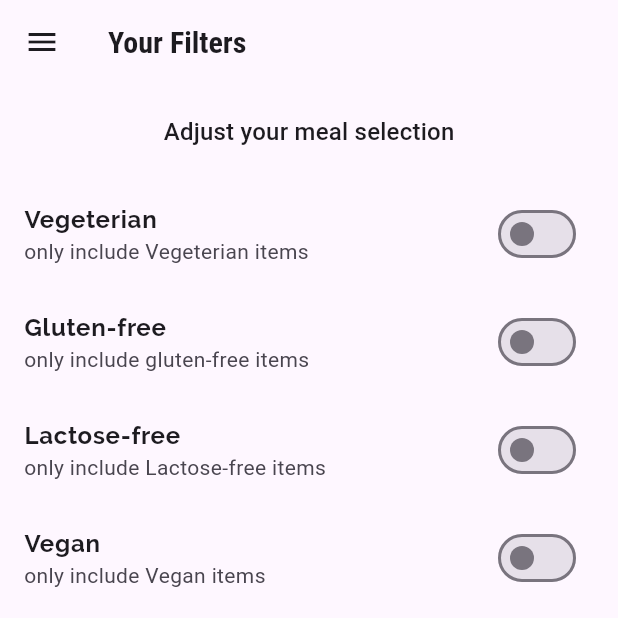
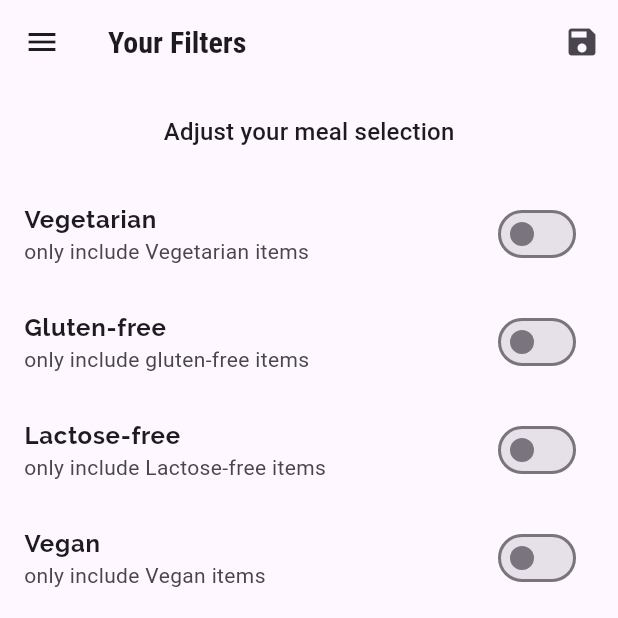
Before and after one commit to Mahesh-Chaulagain/Recipe-app, a Flutter app: the FiltersScreen screen opened by its route, on a phone screen of 412 x 824 dp, the top half of it. Run offline on Flutter 3.47's test engine with Material 3 defaults, Android fonts, the phone set to English and light mode, and no system bars.

Commit message:
add a filter option to the app

```diff
--- a/lib/main.dart
+++ b/lib/main.dart
@@ -1,16 +1,57 @@
 import 'package:flutter/material.dart';
-import 'package:recipe_app/screens/filters_screen.dart';
-import 'package:recipe_app/screens/meal_detail_screen.dart';
-import 'package:recipe_app/screens/tabs_screen.dart';
-import 'screens/categories_screen.dart';
-import 'screens/category_meals_screen.dart';
+import './dummy_data.dart';
+import '../screens/filters_screen.dart';
+import '../screens/meal_detail_screen.dart';
+import '../screens/tabs_screen.dart';
+import './screens/categories_screen.dart';
+import './screens/category_meals_screen.dart';
+import './models/meal.dart';
 
 void main() {
   runApp(const MyApp());
 }
 
-class MyApp extends StatelessWidget {
+class MyApp extends StatefulWidget {
   const MyApp({super.key});
+
+  @override
+  State<MyApp> createState() => _MyAppState();
+}
+
+class _MyAppState extends State<MyApp> {
+  Map<String, bool> _filters = {
+    'gluten': false,
+    'lactose': false,
+    'vegan': false,
+    'vegetarian': false,
+  };
+
+  List<Meal> _availableMeals = DUMMY_MEALS;
+
+  void _setFilters(Map<String, bool> filterData) {
+    setState(() {
+      _filters = filterData;
+      _availableMeals = DUMMY_MEALS.where((meal) {
+        if (_filters['gluten']! && !meal.isGlutenFree) {
+          return false;
+        }
+
+        if (_filters['lactose']! && !meal.isLactoseFree) {
+          return false;
+        }
+
+        if (_filters['vegan']! && !meal.isVegan) {
+          return false;
+        }
+
+        if (_filters['vegetarian']! && !meal.isVegetarian) {
+          return false;
+        }
+
+        return true;
+      }).toList();
+    });
+  }
 
   @override
   Widget build(BuildContext context) {
@@ -38,9 +79,10 @@ class MyApp extends StatelessWidget {
       initialRoute: '/',
       routes: {
         '/': (ctx) => const TabsScreen(),
-        CategoryMealsScreen.routeName: (ctx) => const CategoryMealsScreen(),
+        CategoryMealsScreen.routeName: (ctx) =>
+            CategoryMealsScreen(_availableMeals),
         MealDetailScreen.routeName: (ctx) => const MealDetailScreen(),
-        FiltersScreen.routeName: (ctx) => const FiltersScreen(),
+        FiltersScreen.routeName: (ctx) => FiltersScreen(_filters, _setFilters),
       },
       onUnknownRoute: (settings) {
         return MaterialPageRoute(builder: (ctx) => const CategoriesScreen());
--- a/lib/screens/category_meals_screen.dart
+++ b/lib/screens/category_meals_screen.dart
@@ -1,12 +1,12 @@
 import 'package:flutter/material.dart';
 import 'package:recipe_app/widgets/meal_item.dart';
-import '../dummy_data.dart';
 import '../models/meal.dart';
 
 class CategoryMealsScreen extends StatefulWidget {
   static const routeName = '/category-meals';
+  final List<Meal> availableMeals;
 
-  const CategoryMealsScreen({super.key});
+  const CategoryMealsScreen(this.availableMeals, {super.key});
 
   @override
   State<CategoryMealsScreen> createState() => _CategoryMealsScreenState();
@@ -25,7 +25,7 @@ class _CategoryMealsScreenState extends State<CategoryMealsScreen> {
           ModalRoute.of(context)?.settings.arguments as Map<String, String>;
       categoryTitle = routeArgs['title'] ?? 'Unknown';
       final categoryId = routeArgs['id'] ?? '0';
-      displayedMeals = DUMMY_MEALS.where((meal) {
+      displayedMeals = widget.availableMeals.where((meal) {
         return meal.categories.contains(categoryId);
       }).toList();
       _loadedInitData = true;
--- a/lib/screens/filters_screen.dart
+++ b/lib/screens/filters_screen.dart
@@ -3,7 +3,9 @@ import '../widgets/main_drawer.dart';
 
 class FiltersScreen extends StatefulWidget {
   static const routeName = '/filters';
-  const FiltersScreen({super.key});
+  final Map<String, bool> currentFilters;
+  final Function(Map<String, bool>) saveFilters;
+  const FiltersScreen(this.currentFilters, this.saveFilters, {super.key});
 
   @override
   State<FiltersScreen> createState() => _FiltersScreenState();
@@ -14,6 +16,15 @@ class _FiltersScreenState extends State<FiltersScreen> {
   var _vegetarian = false;
   var _vegan = false;
   var _lactoseFree = false;
+
+  @override
+  initState() {
+    super.initState();
+    _glutenFree = widget.currentFilters['gluten'] ?? false;
+    _lactoseFree = widget.currentFilters['lactose'] ?? false;
+    _vegetarian = widget.currentFilters['vegetarian'] ?? false;
+    _vegan = widget.currentFilters['vegan'] ?? false;
+  }
 
   Widget _buildSwitchListTile(String title, String description,
       bool currentValue, Function updateValue) {
@@ -33,6 +44,19 @@ class _FiltersScreenState extends State<FiltersScreen> {
     return Scaffold(
         appBar: AppBar(
           title: const Text('Your Filters'),
+          actions: <Widget>[
+            IconButton(
+                onPressed: () {
+                  final selectedFilters = {
+                    'gluten': _glutenFree,
+                    'lactose': _lactoseFree,
+                    'vegan': _vegan,
+                    'vegetarian': _vegetarian,
+                  };
+                  widget.saveFilters(selectedFilters);
+                },
+                icon: Icon(Icons.save))
+          ],
         ),
         drawer: const MainDrawer(),
         body: Column(
@@ -46,7 +70,7 @@ class _FiltersScreenState extends State<FiltersScreen> {
                 child: ListView(
               children: <Widget>[
                 _buildSwitchListTile(
-                    'Vegeterian', 'only include Vegeterian items', _vegetarian,
+                    'Vegetarian', 'only include Vegetarian items', _vegetarian,
                     (newValue) {
                   setState(() {
                     _vegetarian = newValue;
```
